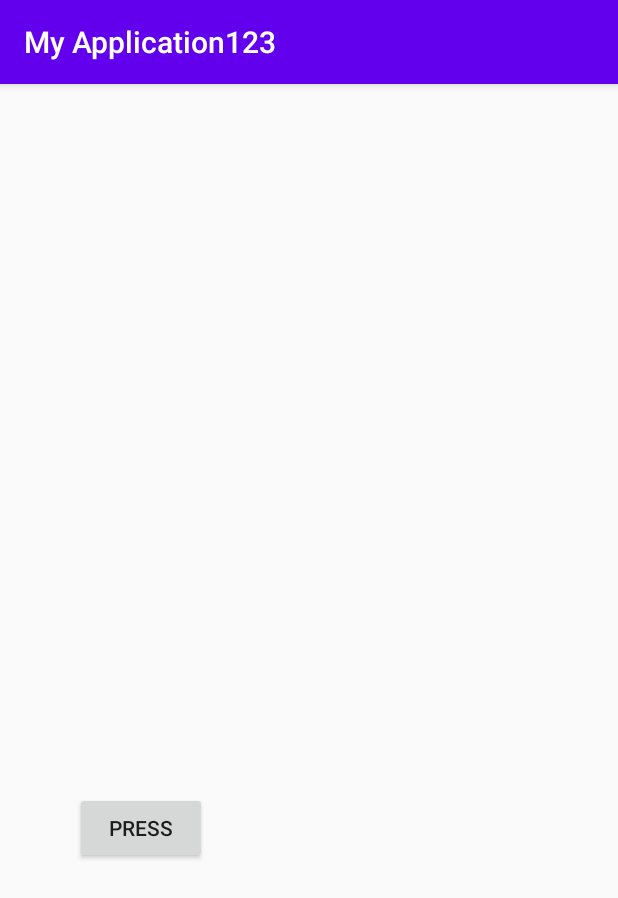
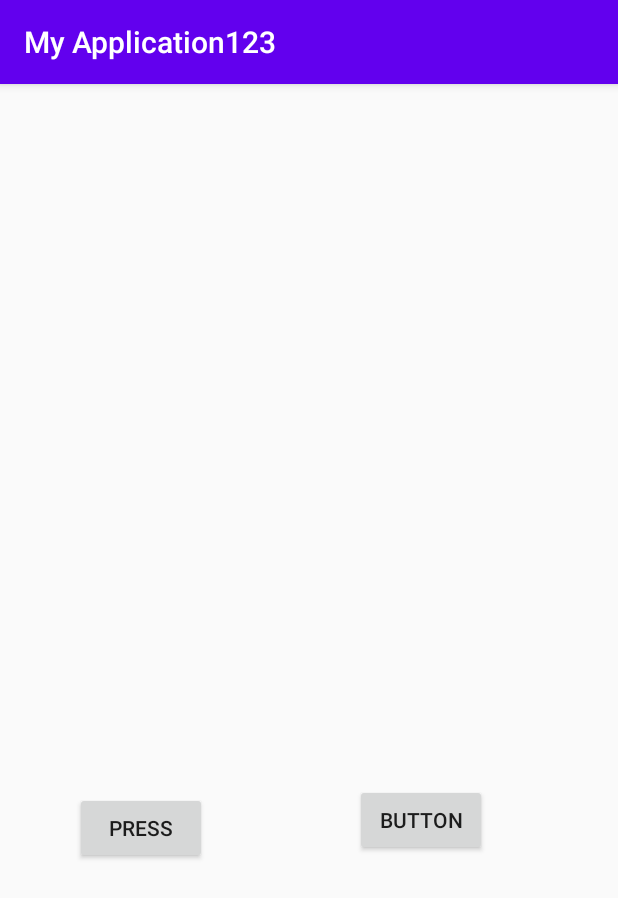
Before and after one commit to Gu-Zhi-Technology-Co-Ltd/Automatic-plantswall, an Android app: the screen it shows after launch (MainActivity), after a tap on "PRESS", on a phone screen of 412 x 824 dp. Shown: the top 898 px of the screen. Run offline under Robolectric (Android 15) with nearby library versions, the phone set to English and light mode, and no system bars; network calls fail.

Commit message:
add buutonch

```diff
--- a/app/src/main/java/com/example/myapplication123/MainActivity.kt
+++ b/app/src/main/java/com/example/myapplication123/MainActivity.kt
@@ -1,5 +1,6 @@
 package com.example.myapplication123
 
+import android.content.Intent
 import androidx.appcompat.app.AppCompatActivity
 import android.os.Bundle
 import android.view.View
@@ -31,7 +32,8 @@ class MainActivity : AppCompatActivity() {
         }).start()
         show(sum)
     }
-    //fun sds(view: View) {
-    //show(sum)
-    //}
+    fun buttonch(view: View){
+        val intent = Intent(this, MainActivity2::class.java)
+
+    }
 }
--- a/app/src/main/res/layout/activity_main.xml
+++ b/app/src/main/res/layout/activity_main.xml
@@ -1,10 +1,10 @@
 <?xml version="1.0" encoding="utf-8"?>
-<androidx.constraintlayout.widget.ConstraintLayout  xmlns:android="http://schemas.android.com/apk/res/android"
-    xmlns:app="http://schemas.android.com/apk/res-auto"
-    xmlns:tools="http://schemas.android.com/tools"
-    android:layout_width="match_parent"
-    android:layout_height="match_parent"
-    tools:context=".MainActivity">
+<androidx.constraintlayout.widget.ConstraintLayout xmlns:android="http://schemas.android.com/apk/res/android"
+                                                   xmlns:app="http://schemas.android.com/apk/res-auto"
+                                                   xmlns:tools="http://schemas.android.com/tools"
+                                                   android:layout_width="match_parent"
+                                                   android:layout_height="match_parent"
+                                                   tools:context=".MainActivity">
 
     <TextView
             android:id="@+id/textView"
@@ -26,5 +26,12 @@
             app:layout_constraintEnd_toEndOf="parent"
             app:layout_constraintHorizontal_bias="0.154"
             app:layout_constraintStart_toStartOf="parent"/>
+    <Button
+            android:text="@string/button"
+            android:layout_width="wrap_content"
+            android:layout_height="wrap_content" android:id="@+id/button3"
+            app:layout_constraintBottom_toBottomOf="@+id/button"
+            android:layout_marginEnd="87dp" android:layout_marginBottom="5dp"
+            app:layout_constraintEnd_toEndOf="parent" android:onClick="buttonch"/>
 
 </androidx.constraintlayout.widget.ConstraintLayout>
--- a/app/src/main/res/values/strings.xml
+++ b/app/src/main/res/values/strings.xml
@@ -2,4 +2,6 @@
     <string name="app_name">My Application123</string>
     <string name="textview">textview</string>
     <string name="press">press</string>
+    <string name="button">Button</string>
+    <string name="button">Button</string>
 </resources>
```
